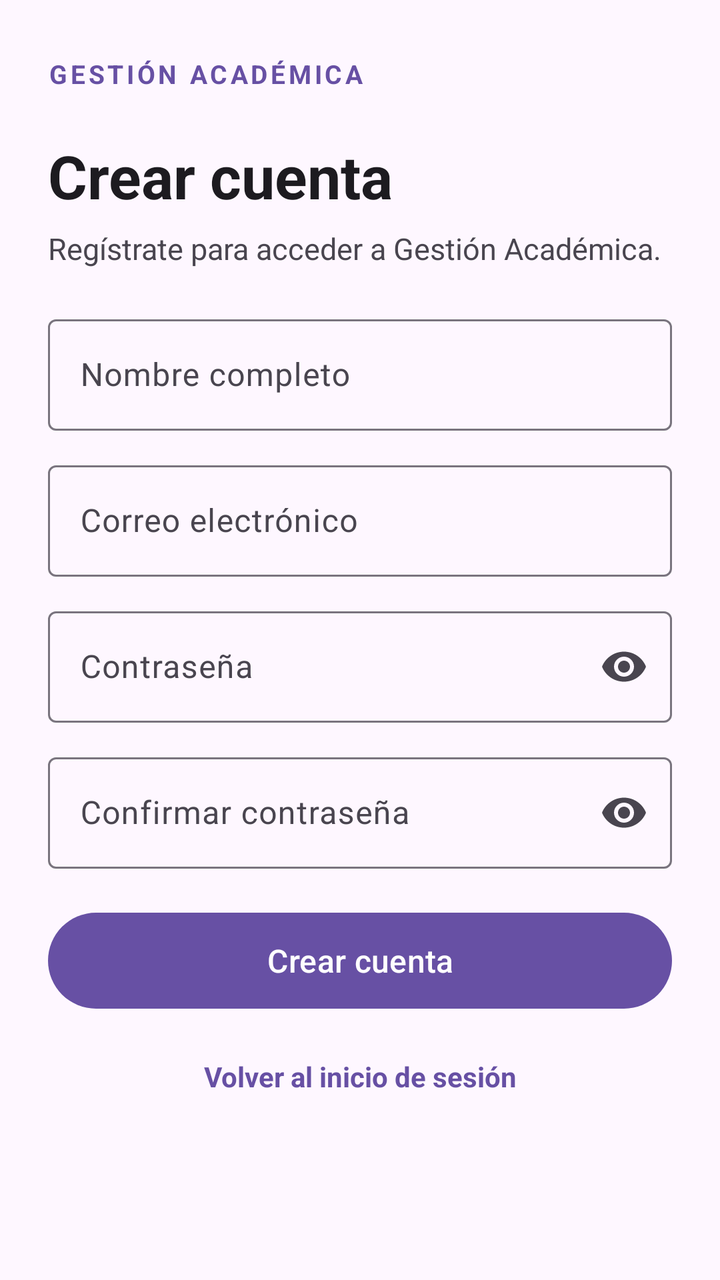
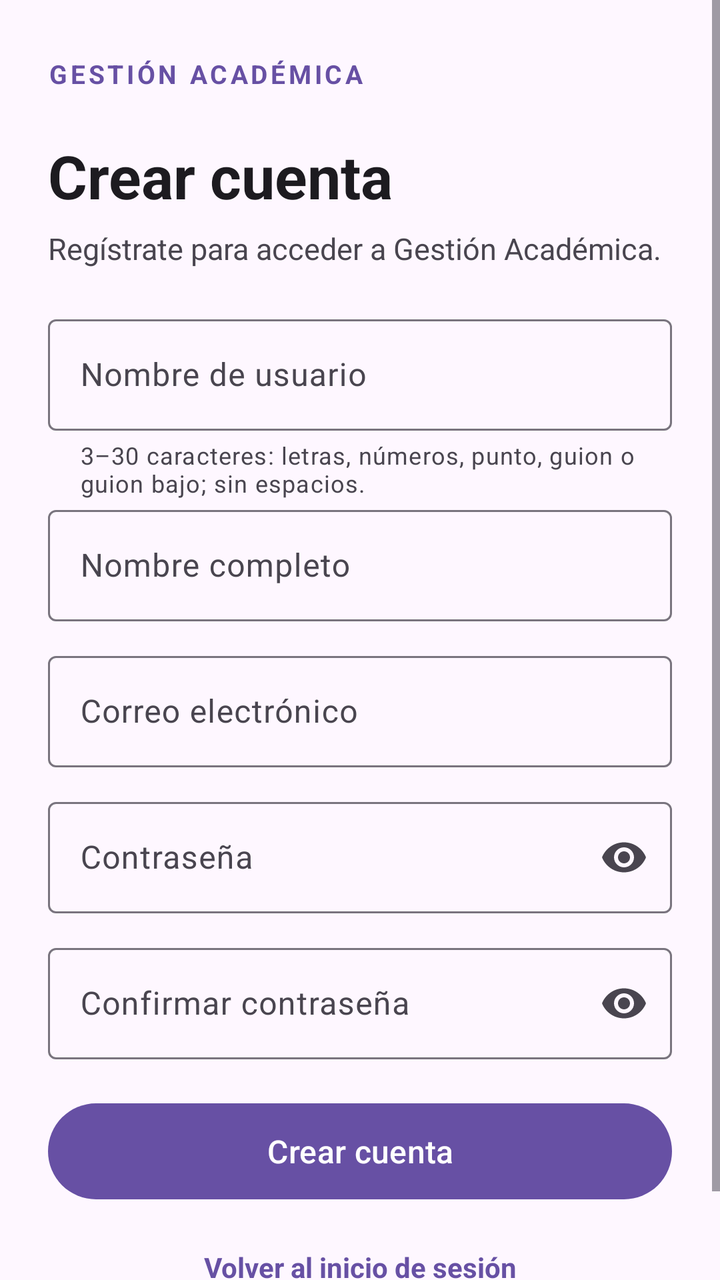

Compare the two renders of this Android layout. The source of the first and the diff that turns it into the second are given below.
<!-- AndroidManifest.xml: application theme Theme.GestionAcademicaAndroid -->
<!-- res/layout/activity_register.xml -->
<?xml version="1.0" encoding="utf-8"?>
<ScrollView xmlns:android="http://schemas.android.com/apk/res/android"
    xmlns:app="http://schemas.android.com/apk/res-auto"
    android:layout_width="match_parent"
    android:layout_height="match_parent"
    android:fillViewport="true"
    android:background="?attr/colorSurface">

    <LinearLayout
        android:layout_width="match_parent"
        android:layout_height="wrap_content"
        android:orientation="vertical"
        android:paddingStart="24dp"
        android:paddingTop="28dp"
        android:paddingEnd="24dp"
        android:paddingBottom="28dp">

        <TextView
            android:layout_width="wrap_content"
            android:layout_height="wrap_content"
            android:text="@string/auth_brand"
            android:textColor="?attr/colorPrimary"
            android:textSize="13sp"
            android:textStyle="bold"
            android:letterSpacing="0.12" />

        <TextView
            android:layout_width="match_parent"
            android:layout_height="wrap_content"
            android:layout_marginTop="22dp"
            android:text="@string/register_title"
            android:textColor="?attr/colorOnSurface"
            android:textSize="30sp"
            android:textStyle="bold" />

        <TextView
            android:layout_width="match_parent"
            android:layout_height="wrap_content"
            android:layout_marginTop="6dp"
            android:layout_marginBottom="20dp"
            android:text="@string/register_subtitle"
            android:textColor="?attr/colorOnSurfaceVariant"
            android:textSize="15sp" />

        <com.google.android.material.textfield.TextInputLayout
            android:id="@+id/nameLayout"
            style="@style/Widget.Material3.TextInputLayout.OutlinedBox"
            android:layout_width="match_parent"
            android:layout_height="wrap_content"
            android:hint="@string/name_label">

            <com.google.android.material.textfield.TextInputEditText
                android:id="@+id/nameInput"
                android:layout_width="match_parent"
                android:layout_height="wrap_content"
                android:inputType="textPersonName|textCapWords"
                android:imeOptions="actionNext"
                android:autofillHints="name"
                android:maxLines="1" />
        </com.google.android.material.textfield.TextInputLayout>

        <com.google.android.material.textfield.TextInputLayout
            android:id="@+id/registerEmailLayout"
            style="@style/Widget.Material3.TextInputLayout.OutlinedBox"
            android:layout_width="match_parent"
            android:layout_height="wrap_content"
            android:layout_marginTop="12dp"
            android:hint="@string/email_label">

            <com.google.android.material.textfield.TextInputEditText
                android:id="@+id/registerEmailInput"
                android:layout_width="match_parent"
                android:layout_height="wrap_content"
                android:inputType="textEmailAddress"
                android:imeOptions="actionNext"
                android:autofillHints="emailAddress"
                android:maxLines="1" />
        </com.google.android.material.textfield.TextInputLayout>

        <com.google.android.material.textfield.TextInputLayout
            android:id="@+id/registerPasswordLayout"
            style="@style/Widget.Material3.TextInputLayout.OutlinedBox"
            android:layout_width="match_parent"
            android:layout_height="wrap_content"
            android:layout_marginTop="12dp"
            android:hint="@string/password_label"
            app:endIconMode="password_toggle">

            <com.google.android.material.textfield.TextInputEditText
                android:id="@+id/registerPasswordInput"
                android:layout_width="match_parent"
                android:layout_height="wrap_content"
                android:inputType="textPassword"
                android:imeOptions="actionNext"
                android:maxLines="1" />
        </com.google.android.material.textfield.TextInputLayout>

        <com.google.android.material.textfield.TextInputLayout
            android:id="@+id/confirmPasswordLayout"
            style="@style/Widget.Material3.TextInputLayout.OutlinedBox"
            android:layout_width="match_parent"
            android:layout_height="wrap_content"
            android:layout_marginTop="12dp"
            android:hint="@string/confirm_password_label"
            app:endIconMode="password_toggle">

            <com.google.android.material.textfield.TextInputEditText
                android:id="@+id/confirmPasswordInput"
                android:layout_width="match_parent"
                android:layout_height="wrap_content"
                android:inputType="textPassword"
                android:imeOptions="actionDone"
                android:maxLines="1" />
        </com.google.android.material.textfield.TextInputLayout>

        <TextView
            android:id="@+id/registerStatus"
            android:layout_width="match_parent"
            android:layout_height="wrap_content"
            android:layout_marginTop="10dp"
            android:textColor="?attr/colorError"
            android:visibility="gone" />

        <ProgressBar
            android:id="@+id/registerProgress"
            style="?android:attr/progressBarStyleHorizontal"
            android:layout_width="match_parent"
            android:layout_height="4dp"
            android:layout_marginTop="12dp"
            android:indeterminate="true"
            android:visibility="gone" />

        <com.google.android.material.button.MaterialButton
            android:id="@+id/registerButton"
            android:layout_width="match_parent"
            android:layout_height="56dp"
            android:layout_marginTop="18dp"
            android:text="@string/register_submit"
            android:textAllCaps="false"
            android:textSize="16sp" />

        <TextView
            android:id="@+id/loginLink"
            android:layout_width="match_parent"
            android:layout_height="52dp"
            android:gravity="center"
            android:layout_marginTop="4dp"
            android:text="@string/login_back"
            android:textColor="?attr/colorPrimary"
            android:textStyle="bold" />
    </LinearLayout>
</ScrollView>
<!-- resources referenced by this layout -->
<resources>
  <string name="auth_brand">GESTIÓN ACADÉMICA</string>
  <string name="confirm_password_label">Confirmar contraseña</string>
  <string name="email_label">Correo electrónico</string>
  <string name="login_back">Volver al inicio de sesión</string>
  <string name="name_label">Nombre completo</string>
  <string name="password_label">Contraseña</string>
  <string name="register_submit">Crear cuenta</string>
  <string name="register_subtitle">Regístrate para acceder a Gestión Académica.</string>
  <string name="register_title">Crear cuenta</string>
  <style name="Theme.GestionAcademicaAndroid" parent="Base.Theme.GestionAcademicaAndroid" />
  <style name="Base.Theme.GestionAcademicaAndroid" parent="Theme.Material3.DayNight.NoActionBar">
          
          
      </style>
</resources>

<!-- the commit's change to res/layout/activity_register.xml (unified diff, before → after) -->
@@ -41,6 +41,24 @@
             android:text="@string/register_subtitle"
             android:textColor="?attr/colorOnSurfaceVariant"
             android:textSize="15sp" />
+
+        <com.google.android.material.textfield.TextInputLayout
+            android:id="@+id/registerUsernameLayout"
+            style="@style/Widget.Material3.TextInputLayout.OutlinedBox"
+            android:layout_width="match_parent"
+            android:layout_height="wrap_content"
+            android:hint="@string/username_label"
+            app:helperText="@string/username_helper">
+
+            <com.google.android.material.textfield.TextInputEditText
+                android:id="@+id/registerUsernameInput"
+                android:layout_width="match_parent"
+                android:layout_height="wrap_content"
+                android:inputType="textNoSuggestions"
+                android:imeOptions="actionNext"
+                android:autofillHints="newUsername"
+                android:maxLines="1" />
+        </com.google.android.material.textfield.TextInputLayout>
 
         <com.google.android.material.textfield.TextInputLayout
             android:id="@+id/nameLayout"
<!-- resource entries referenced after the edit -->
@@ -9,6 +9,8 @@
   <string name="register_submit">Crear cuenta</string>
   <string name="register_subtitle">Regístrate para acceder a Gestión Académica.</string>
   <string name="register_title">Crear cuenta</string>
+  <string name="username_helper">3–30 caracteres: letras, números, punto, guion o guion bajo; sin espacios.</string>
+  <string name="username_label">Nombre de usuario</string>
   <style name="Theme.GestionAcademicaAndroid" parent="Base.Theme.GestionAcademicaAndroid" />
   <style name="Base.Theme.GestionAcademicaAndroid" parent="Theme.Material3.DayNight.NoActionBar">
           
